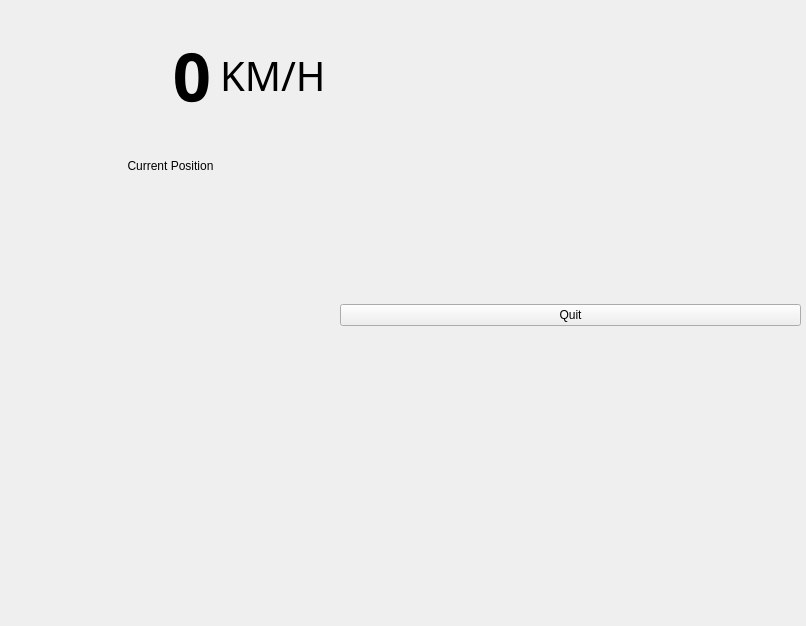
anthony-mills/nomadicpi, file src/ui/main_window.ui: the form before one commit.
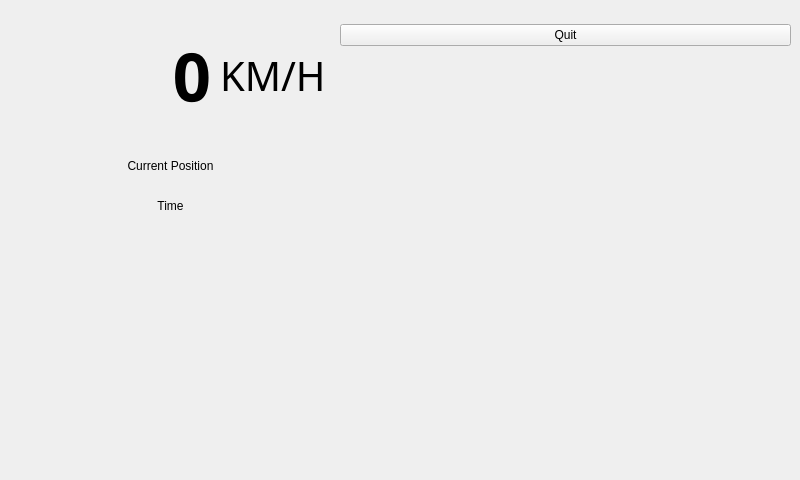
The form after the commit.

The edit to the form file:
```diff
--- a/src/ui/main_window.ui
+++ b/src/ui/main_window.ui
@@ -9,8 +9,8 @@
    <rect>
     <x>0</x>
     <y>0</y>
-    <width>806</width>
-    <height>626</height>
+    <width>800</width>
+    <height>480</height>
    </rect>
   </property>
   <property name="windowTitle">
@@ -54,8 +54,8 @@
     <rect>
      <x>340</x>
      <y>10</y>
-     <width>461</width>
-     <height>611</height>
+     <width>451</width>
+     <height>51</height>
     </rect>
    </property>
    <layout class="QHBoxLayout" name="RightColumn">
@@ -115,6 +115,28 @@
     </item>
    </layout>
   </widget>
+  <widget class="QWidget" name="verticalLayoutWidget">
+   <property name="geometry">
+    <rect>
+     <x>10</x>
+     <y>190</y>
+     <width>321</width>
+     <height>31</height>
+    </rect>
+   </property>
+   <layout class="QVBoxLayout" name="verticalLayout">
+    <item>
+     <widget class="QLabel" name="TimeInfo">
+      <property name="text">
+       <string>Time</string>
+      </property>
+      <property name="alignment">
+       <set>Qt::AlignCenter</set>
+      </property>
+     </widget>
+    </item>
+   </layout>
+  </widget>
  </widget>
  <resources/>
  <connections/>
```
